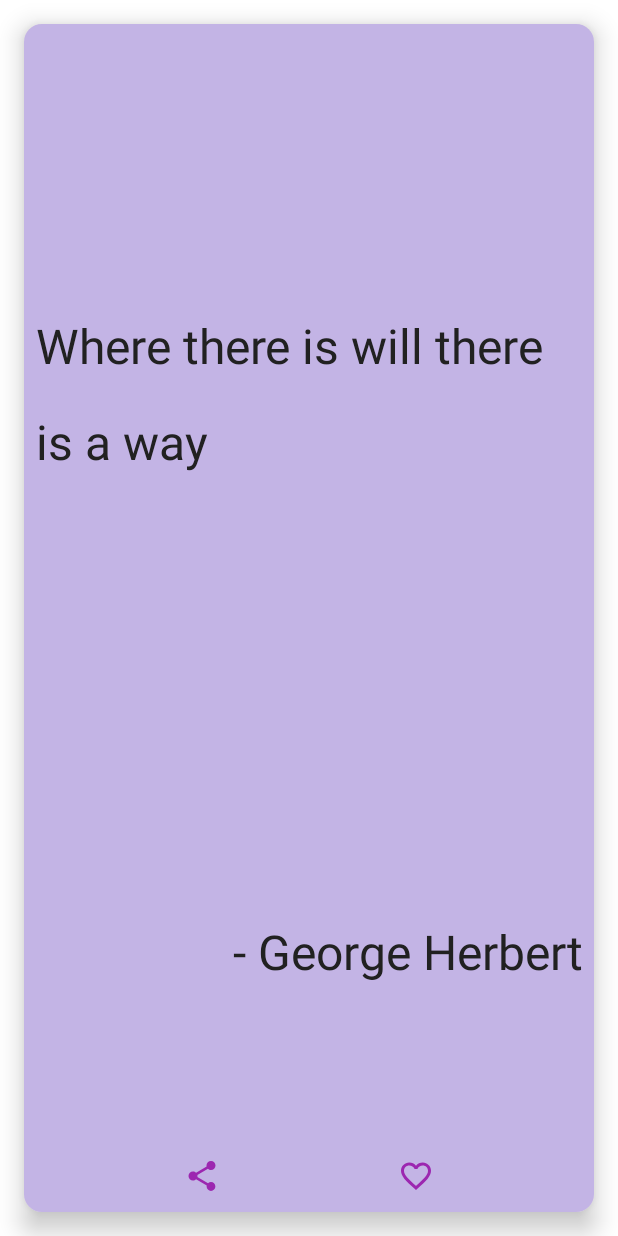
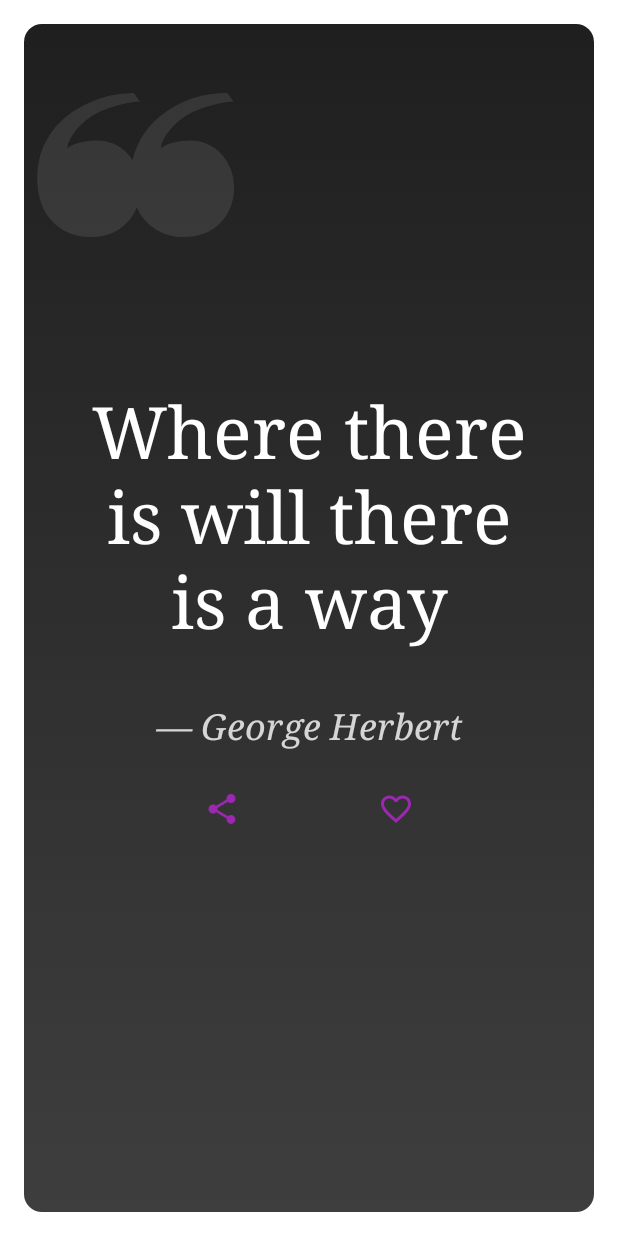
Before and after one commit to privin-dolleth-reyner/Momentum-Mind, an Android app built with Jetpack Compose: the @Preview function QuoteScreenPreview, on a phone screen of 412 x 824 dp. Run offline under Robolectric (Android 15) with nearby library versions, the phone set to English and light mode, and no system bars; our stand-ins replace Dagger/Hilt's generated code.

Commit message:
UI Improvements

```diff
--- a/app/src/main/java/com/privin/gpt/FavoritesScreen.kt
+++ b/app/src/main/java/com/privin/gpt/FavoritesScreen.kt
@@ -73,6 +73,19 @@ fun FavoritesScreen(viewModel: FavouritesViewModel = hiltViewModel()){
 
 }
 
+@Composable
+fun EmptyScreen(modifier: Modifier = Modifier) {
+    Column(
+        modifier = modifier.fillMaxSize(),
+        verticalArrangement = Arrangement.Center,
+        horizontalAlignment = Alignment.CenterHorizontally
+    ) {
+        Text(
+            text = "Add some quotes to your favorites",
+            modifier = modifier
+        )
+    }
+}
 
 @Composable
 fun MotivationalQuotesList(
@@ -82,6 +95,9 @@ fun MotivationalQuotesList(
 ) {
     var quotes by remember { mutableStateOf(initialQuotes) }
 
+    if (quotes.isEmpty()){
+        EmptyScreen()
+    }else{
         LazyColumn(
             modifier = modifier.fillMaxSize(),
             contentPadding = PaddingValues(16.dp),
@@ -95,6 +111,7 @@ fun MotivationalQuotesList(
                         onQuoteRemoved(quote)
                     }
                 )
+            }
         }
     }
 }
--- a/app/src/main/java/com/privin/gpt/MainActivity.kt
+++ b/app/src/main/java/com/privin/gpt/MainActivity.kt
@@ -10,10 +10,14 @@ import androidx.activity.compose.setContent
 import androidx.activity.enableEdgeToEdge
 import androidx.compose.foundation.background
 import androidx.compose.foundation.layout.Arrangement
+import androidx.compose.foundation.layout.Box
 import androidx.compose.foundation.layout.Column
 import androidx.compose.foundation.layout.Row
+import androidx.compose.foundation.layout.Spacer
 import androidx.compose.foundation.layout.fillMaxSize
 import androidx.compose.foundation.layout.fillMaxWidth
+import androidx.compose.foundation.layout.height
+import androidx.compose.foundation.layout.offset
 import androidx.compose.foundation.layout.padding
 import androidx.compose.foundation.layout.wrapContentHeight
 import androidx.compose.material.icons.Icons
@@ -41,16 +45,19 @@ import androidx.compose.runtime.remember
 import androidx.compose.runtime.setValue
 import androidx.compose.ui.Alignment
 import androidx.compose.ui.Modifier
+import androidx.compose.ui.draw.alpha
+import androidx.compose.ui.graphics.Brush
 import androidx.compose.ui.graphics.Color
 import androidx.compose.ui.platform.LocalContext
 import androidx.compose.ui.text.TextStyle
-import androidx.compose.ui.text.style.LineHeightStyle
+import androidx.compose.ui.text.font.FontFamily
+import androidx.compose.ui.text.font.FontStyle
+import androidx.compose.ui.text.font.FontWeight
 import androidx.compose.ui.text.style.TextAlign
 import androidx.compose.ui.tooling.preview.Preview
 import androidx.compose.ui.unit.TextUnit
 import androidx.compose.ui.unit.TextUnitType
 import androidx.compose.ui.unit.dp
-import androidx.compose.ui.unit.em
 import androidx.compose.ui.unit.sp
 import androidx.hilt.navigation.compose.hiltViewModel
 import androidx.lifecycle.compose.collectAsStateWithLifecycle
@@ -144,7 +151,7 @@ fun HomeScreen(
     ) {
         when (val value = state) {
             is MainState.Loaded -> {
-                QuoteScreen(value.quote){ isFav ->
+                FullscreenQuoteCard(value.quote){ isFav ->
                     viewModel.addQuoteToFavorites(value.quote.copy(isFavorite = isFav))
                 }
             }
@@ -172,9 +179,20 @@ fun Loading(modifier: Modifier = Modifier) {
 }
 
 @Composable
-fun QuoteScreen(quote: Quote, onFavoriteClick: (isFavorite: Boolean) -> Unit = {}) {
+fun FullscreenQuoteCard(
+    quote: Quote,
+    modifier: Modifier = Modifier,
+    gradientColors: List<Color> = listOf(
+        Color(0xFF1F1F1F),
+        Color(0xFF3E3E3E)
+    ),
+    onFavoriteClick: (isFavorite: Boolean) -> Unit = {}
+) {
     val context = LocalContext.current
     var isFavorite by remember { mutableStateOf(quote.isFavorite) }
+
+    var quoteTextSize by remember { mutableStateOf(48.sp) }
+    var authorTextSize by remember { mutableStateOf(24.sp) }
 
     Text(
         text = "Today's Quote",
@@ -189,63 +207,76 @@ fun QuoteScreen(quote: Quote, onFavoriteClick: (isFavorite: Boolean) -> Unit = {
             .wrapContentHeight()
             .padding(16.dp)
     )
+
     Card(
+        modifier = modifier.fillMaxSize().padding(16.dp),
+        colors = CardDefaults.cardColors(containerColor = Color.Transparent)
+    ) {
+        Box(
             modifier = Modifier
-            .fillMaxWidth()
-            .padding(16.dp),
-        elevation = CardDefaults.cardElevation(defaultElevation = 10.dp)
+                .fillMaxSize()
+                .background(
+                    Brush.verticalGradient(gradientColors)
+                )
+                .padding(24.dp)
         ) {
+            Text(
+                text = "❝",
+                style = TextStyle(
+                    fontSize = 200.sp,
+                    color = Color.White,
+                    fontFamily = FontFamily.Serif
+                ),
+                modifier = Modifier
+                    .align(Alignment.TopStart)
+                    .offset(x = (-20).dp, y = (-40).dp)
+                    .alpha(0.1f)
+            )
+
             Column(
                 modifier = Modifier
                     .fillMaxSize()
-                .background(MaterialTheme.colorScheme.surface),
+                    .padding(16.dp),
                 verticalArrangement = Arrangement.Center,
-            horizontalAlignment = Alignment.CenterHorizontally,
+                horizontalAlignment = Alignment.CenterHorizontally
             ) {
-
-            Text(
+                AutoResizingText(
                     text = quote.quote,
-                style = TextStyle(
-                    lineHeight = 2.em,
-                    lineHeightStyle = LineHeightStyle(
-                        alignment = LineHeightStyle.Alignment.Center,
-                        trim = LineHeightStyle.Trim.None
-                    ),
-                    fontSize = 32.sp,
-                    color = MaterialTheme.colorScheme.onSurface,
-                    fontFamily = MaterialTheme.typography.bodyLarge.fontFamily,
-                    fontWeight = MaterialTheme.typography.bodyLarge.fontWeight,
-                ),
                     modifier = Modifier
                         .fillMaxWidth()
-                    .wrapContentHeight()
-                    .padding(8.dp)
-                    .weight(2f)
+                        .padding(bottom = 32.dp),
+                    initialFontSize = quoteTextSize,
+                    onFontSizeChanged = { quoteTextSize = it },
+                    style = TextStyle(
+                        fontWeight = FontWeight.Medium,
+                        color = Color.White,
+                        textAlign = TextAlign.Center,
+                        fontFamily = FontFamily.Serif
                     )
-            Text(
-                text = "- ${quote.author}",
-                style = TextStyle(
-                    textAlign = TextAlign.End,
-                    lineHeight = 2.em,
-                    lineHeightStyle = LineHeightStyle(
-                        alignment = LineHeightStyle.Alignment.Center,
-                        trim = LineHeightStyle.Trim.None
-                    ),
-                    fontSize = 32.sp,
-                    color = MaterialTheme.colorScheme.onSurface,
-                    fontFamily = MaterialTheme.typography.bodyLarge.fontFamily,
-                    fontWeight = MaterialTheme.typography.bodyLarge.fontWeight,
-                ),
+                )
+
+                AutoResizingText(
+                    text = "— ${quote.author}",
                     modifier = Modifier
                         .fillMaxWidth()
-                    .wrapContentHeight()
-                    .padding(8.dp)
-                    .weight(1f)
+                        .padding(top = 8.dp),
+                    initialFontSize = authorTextSize,
+                    onFontSizeChanged = { authorTextSize = it },
+                    style = TextStyle(
+                        fontStyle = FontStyle.Italic,
+                        color = Color.White.copy(alpha = 0.8f),
+                        textAlign = TextAlign.Center,
+                        fontFamily = FontFamily.Serif
+                    ),
+                    maxLines = 2
                 )
 
+                Spacer(Modifier.height(16.dp))
+
                 Row(
+                    verticalAlignment = Alignment.Bottom,
                     modifier = Modifier.fillMaxWidth(),
-                horizontalArrangement = Arrangement.SpaceEvenly
+                    horizontalArrangement = Arrangement.SpaceEvenly,
                 ) {
                     IconButton(onClick = {
                         val shareIntent = Intent().apply {
@@ -281,11 +312,38 @@ fun QuoteScreen(quote: Quote, onFavoriteClick: (isFavorite: Boolean) -> Unit = {
             }
         }
     }
+}
+
+@Composable
+private fun AutoResizingText(
+    text: String,
+    modifier: Modifier = Modifier,
+    style: TextStyle,
+    initialFontSize: TextUnit,
+    onFontSizeChanged: (TextUnit) -> Unit,
+    maxLines: Int = 6
+) {
+    var fontSize by remember { mutableStateOf(initialFontSize) }
+
+    Text(
+        text = text,
+        modifier = modifier,
+        style = style.copy(fontSize = fontSize),
+        maxLines = maxLines,
+        onTextLayout = { textLayoutResult ->
+            if (textLayoutResult.hasVisualOverflow) {
+                fontSize *= 0.9f
+                onFontSizeChanged(fontSize)
+            }
+        }
+    )
+}
+
 
 @Preview(showBackground = true)
 @Composable
 fun QuoteScreenPreview() {
     GPTTheme {
-        QuoteScreen(Quote(quote = "Where there is will there is a way", author = "George Herbert"))
+        FullscreenQuoteCard(Quote(quote = "Where there is will there is a way", author = "George Herbert"))
     }
 }
```
Lines whose indentation alone changed are shown as unchanged.
